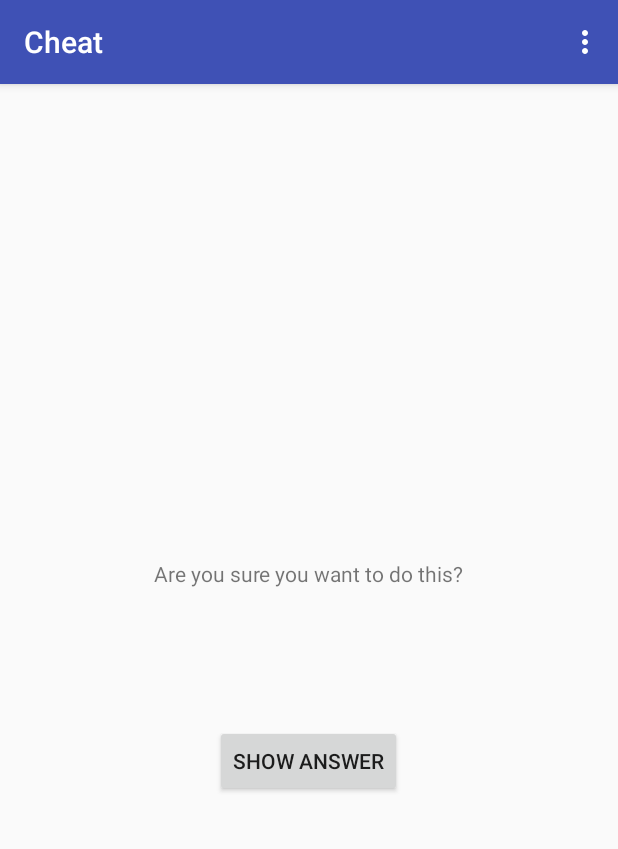
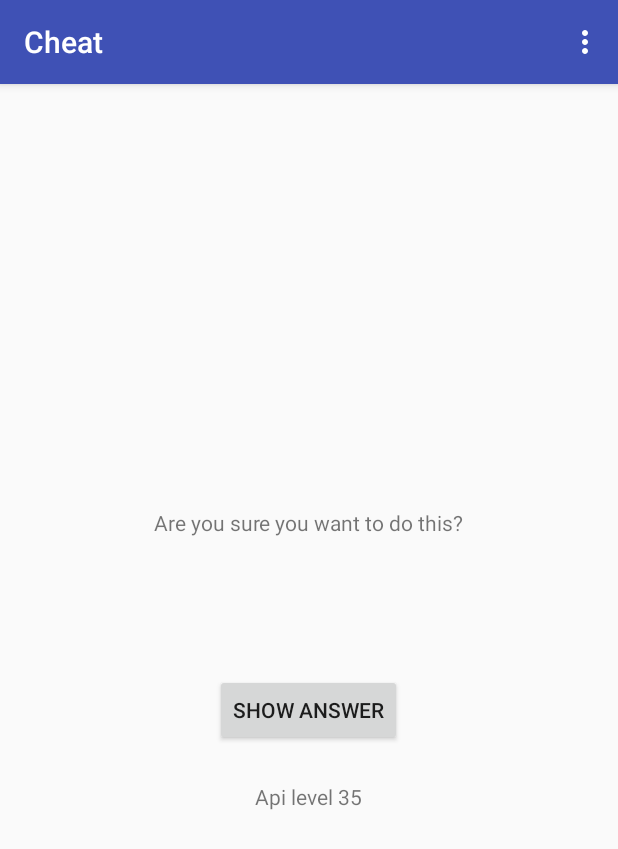
Before and after one commit to alwinkpc/bigNerdRanch-GeoQuiz, an Android app: the CheatActivity screen opened directly, with no data from a screen before it, on a phone screen of 412 x 824 dp. Shown: the top 849 px of the screen. Run offline under Robolectric (Android 15) with nearby library versions, the phone set to English and light mode, and no system bars.

Commit message:
Chapter challenge

```diff
--- a/app/src/main/java/com/bignerdranch/android/geoquiz/CheatActivity.java
+++ b/app/src/main/java/com/bignerdranch/android/geoquiz/CheatActivity.java
@@ -25,6 +25,7 @@ public class CheatActivity extends AppCompatActivity {
     private TextView mAnswerTextView;
     private Button mShowAnswer;
     private boolean mIsAnswerCheated;
+    private TextView mApiLevel;
 
     /**
      * Creates an Intent with the class extra data wrapped
@@ -62,6 +63,11 @@ public class CheatActivity extends AppCompatActivity {
 
         mAnswerIsTrue = getIntent().getBooleanExtra(EXTRA_ANSWER_IS_TRUE, false);
         mAnswerTextView = (TextView) findViewById(R.id.answer_text_view);
+        mApiLevel = (TextView) findViewById(R.id.api_level);
+
+        // Api version label
+        Integer apiLevel = Integer.valueOf(Build.VERSION.SDK_INT);
+        mApiLevel.setText("Api level ".concat(apiLevel.toString()));
 
         // Was the answer actually cheated?
         mShowAnswer = (Button) findViewById(R.id.show_answer_button);
--- a/app/src/main/res/layout/activity_cheat.xml
+++ b/app/src/main/res/layout/activity_cheat.xml
@@ -25,4 +25,10 @@
         android:layout_height="wrap_content"
         android:text="@string/show_answer_button" />
 
+    <TextView android:id="@+id/api_level"
+              android:layout_width="wrap_content"
+              android:layout_height="wrap_content"
+              android:padding="24dp"
+              tools:text="API Level" />
+
 </LinearLayout>
```
